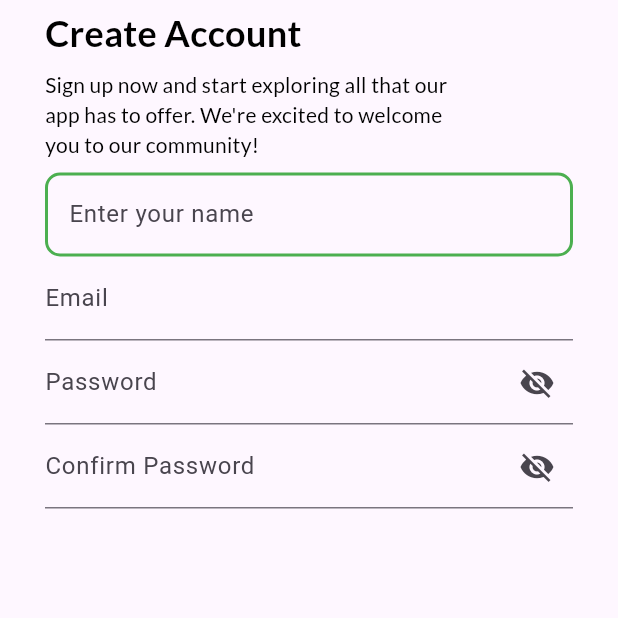
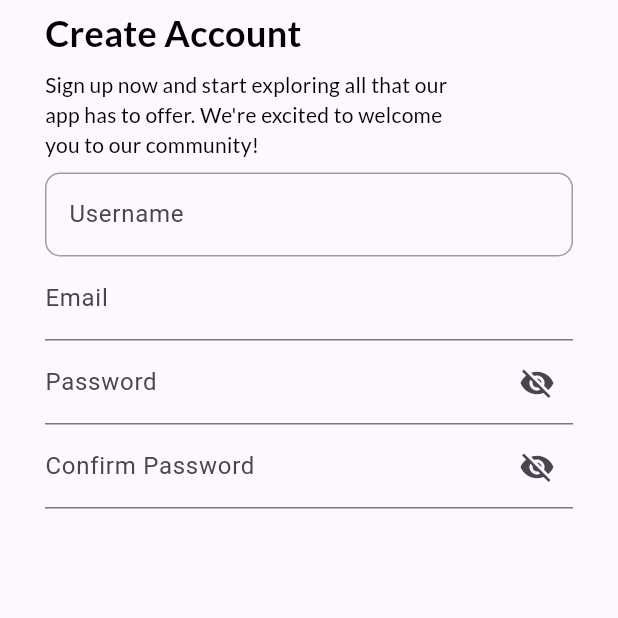
Before and after one commit to Sukhmeetsingh306/NFT_Trading, a Flutter app: the screen it shows after launch, on a phone screen of 412 x 824 dp, the top half of it. Run offline on Flutter 3.47's test engine with Material 3 defaults, Android fonts, the light colour scheme and no system bars; our stand-ins replace google_fonts.

Commit message:
fixed the error

```diff
--- a/frontend/lib/screens/signup_screen.dart
+++ b/frontend/lib/screens/signup_screen.dart
@@ -54,19 +54,22 @@ class _SignUpScreenState extends State<SignUpScreen> {
                   children: [
                     TextFormField(
                       controller: _nameController,
-                      autovalidateMode: AutovalidateMode.onUserInteraction,
                       decoration: InputDecoration(
+                        labelText: 'Username',
                         enabledBorder: OutlineInputBorder(
-                          borderSide:
-                              BorderSide(color: Colors.green, width: 2.0),
+                          borderSide: BorderSide(
+                            color: Colors.grey,
+                            width: 1.0,
+                          ),
                           borderRadius: BorderRadius.circular(10.0),
                         ),
                         focusedBorder: OutlineInputBorder(
-                          borderSide:
-                              BorderSide(color: Colors.blue, width: 2.0),
+                          borderSide: BorderSide(
+                            width: 1.0,
+                            color: Colors.grey,
+                          ),
                           borderRadius: BorderRadius.circular(10.0),
                         ),
-                        hintText: 'Enter your name',
                       ),
                       validator: (value) {
                         if (value == null || value.isEmpty) {
```
